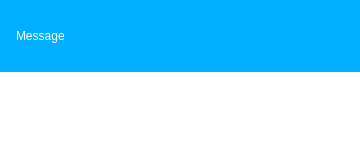
Qt form modbus-application/messagealert.ui (Wolkabout/offset-printing-machine-simulator-application) before a commit.
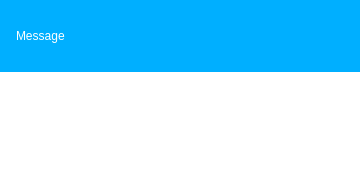
The same form after that commit.

Diff of the .ui file:
```diff
--- a/modbus-application/messagealert.ui
+++ b/modbus-application/messagealert.ui
@@ -7,7 +7,7 @@
     <x>0</x>
     <y>0</y>
     <width>360</width>
-    <height>150</height>
+    <height>180</height>
    </rect>
   </property>
   <property name="sizePolicy">
@@ -19,13 +19,13 @@
   <property name="minimumSize">
    <size>
     <width>360</width>
-    <height>150</height>
+    <height>180</height>
    </size>
   </property>
   <property name="maximumSize">
    <size>
     <width>360</width>
-    <height>150</height>
+    <height>180</height>
    </size>
   </property>
   <property name="windowTitle">
@@ -40,15 +40,24 @@
      <x>16</x>
      <y>86</y>
      <width>328</width>
-     <height>48</height>
+     <height>78</height>
     </rect>
    </property>
+   <property name="sizePolicy">
+    <sizepolicy hsizetype="Fixed" vsizetype="Fixed">
+     <horstretch>0</horstretch>
+     <verstretch>0</verstretch>
+    </sizepolicy>
+   </property>
    <property name="text">
     <string/>
    </property>
    <property name="alignment">
     <set>Qt::AlignLeading|Qt::AlignLeft|Qt::AlignVCenter</set>
    </property>
+   <property name="wordWrap">
+    <bool>true</bool>
+   </property>
   </widget>
   <widget class="QPushButton" name="ok">
    <property name="geometry">
```
